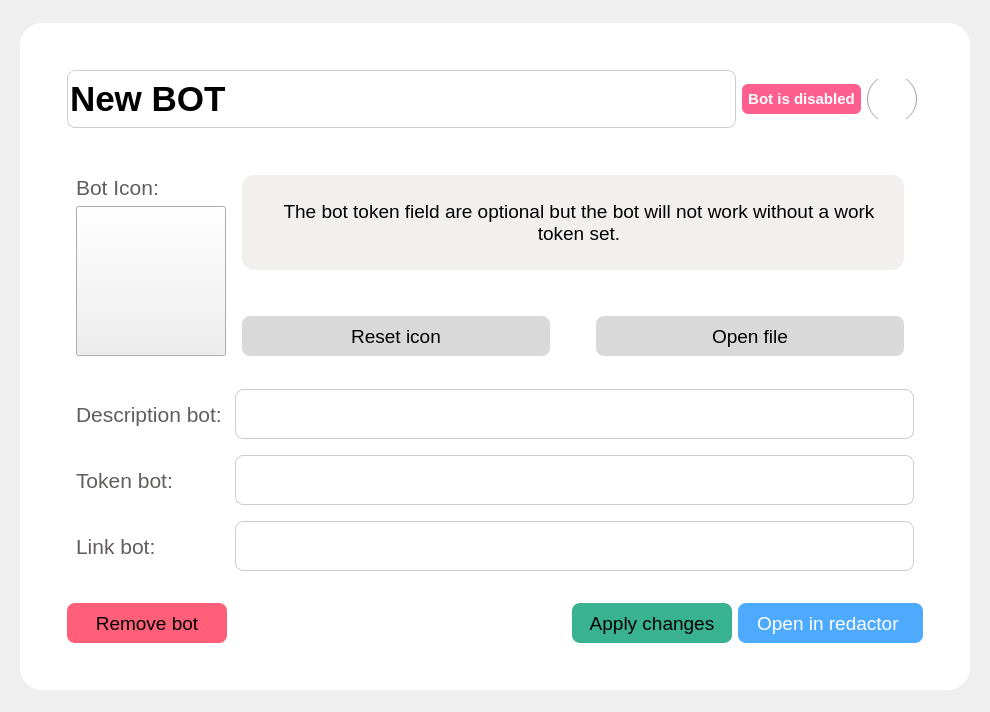
First picture: the form in simple_gram_desktop/constructor_app/widgets/selected_project_widget.ui, repository cuttlesystems/simplegram, before the edit.
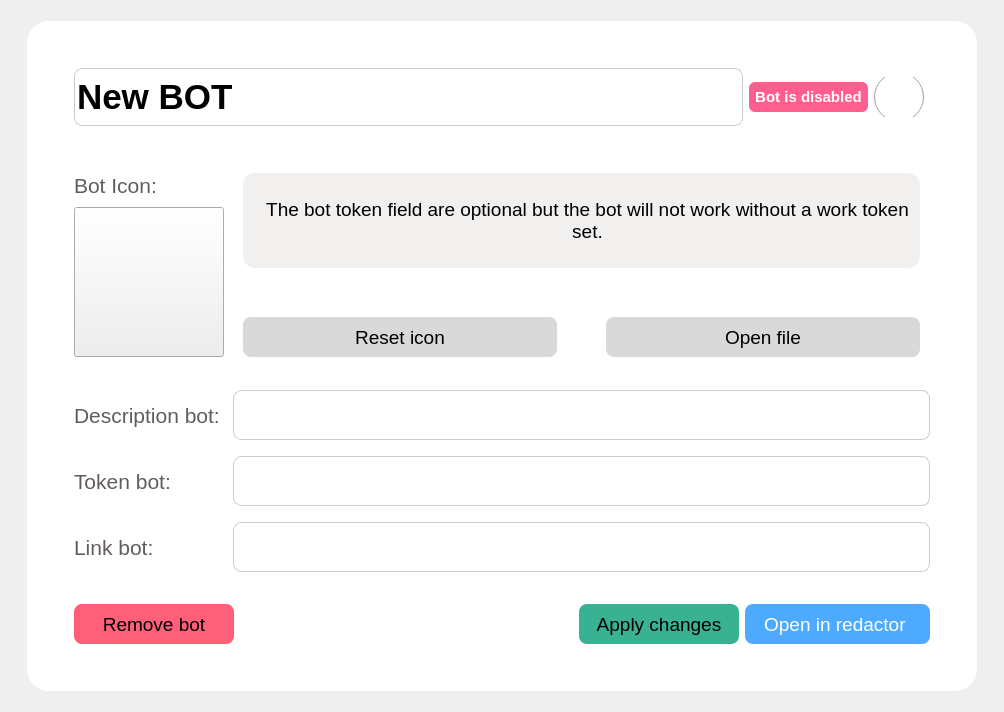
Second picture: the form after the edit. Icons and pictures are not drawn.

Commit message: restraction margin

Diff of the .ui file:
```diff
--- a/simple_gram_desktop/constructor_app/widgets/selected_project_widget.ui
+++ b/simple_gram_desktop/constructor_app/widgets/selected_project_widget.ui
@@ -6,7 +6,7 @@
    <rect>
     <x>0</x>
     <y>0</y>
-    <width>982</width>
+    <width>1004</width>
     <height>712</height>
    </rect>
   </property>
@@ -225,9 +225,18 @@
              <string notr="true">/*QGroupBox{\nborder: 1px solid #BEBABA;\nborder-radius:0px;\n}*/</string>
             </property>
             <layout class="QHBoxLayout" name="horizontalLayout_11">
+             <property name="spacing">
+              <number>9</number>
+             </property>
+             <property name="leftMargin">
+              <number>0</number>
+             </property>
              <property name="topMargin">
               <number>1</number>
              </property>
+             <property name="rightMargin">
+              <number>0</number>
+             </property>
              <item>
               <layout class="QVBoxLayout" name="verticalLayout_3">
                <property name="topMargin">
@@ -569,9 +578,15 @@
            <string notr="true">/*QGroupBox{\nborder: 1px solid #BEBABA;\nborder-radius:0px;\n}*/</string>
           </property>
           <layout class="QHBoxLayout" name="horizontalLayout_16">
+           <property name="leftMargin">
+            <number>0</number>
+           </property>
            <property name="topMargin">
             <number>1</number>
            </property>
+           <property name="rightMargin">
+            <number>0</number>
+           </property>
            <item>
             <widget class="QLabel" name="description_bot_header">
              <property name="minimumSize">
@@ -633,9 +648,15 @@
            <string notr="true">/*QGroupBox{\nborder: 1px solid #BEBABA;\nborder-radius:0px;\n}*/</string>
           </property>
           <layout class="QHBoxLayout" name="horizontalLayout_10">
+           <property name="leftMargin">
+            <number>0</number>
+           </property>
            <property name="topMargin">
             <number>1</number>
            </property>
+           <property name="rightMargin">
+            <number>0</number>
+           </property>
            <item>
             <widget class="QLabel" name="token_bot_header">
              <property name="minimumSize">
@@ -700,9 +721,15 @@
            <string notr="true">/*QGroupBox{\nborder: 1px solid #BEBABA;\nborder-radius:0px;\n}*/</string>
           </property>
           <layout class="QHBoxLayout" name="link_bot_group">
+           <property name="leftMargin">
+            <number>0</number>
+           </property>
            <property name="topMargin">
             <number>1</number>
            </property>
+           <property name="rightMargin">
+            <number>0</number>
+           </property>
            <item>
             <widget class="QLabel" name="link_bot_header">
              <property name="minimumSize">
@@ -776,6 +803,9 @@
         </item>
         <item>
          <layout class="QHBoxLayout" name="horizontalLayout">
+          <property name="leftMargin">
+           <number>0</number>
+          </property>
           <property name="rightMargin">
            <number>0</number>
           </property>
```
The commit also changes 1 other file.
